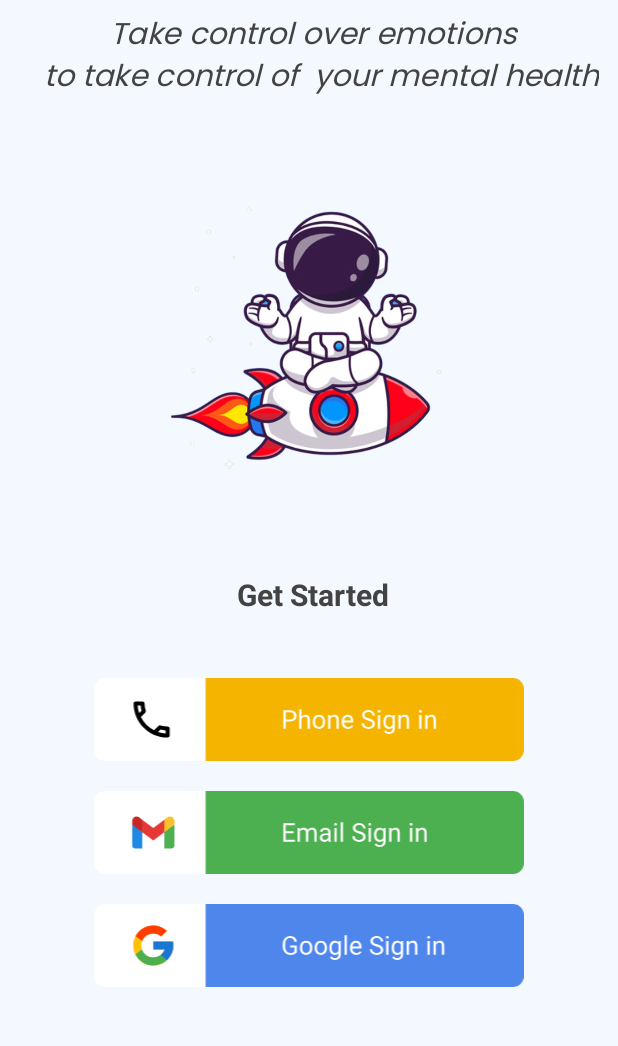
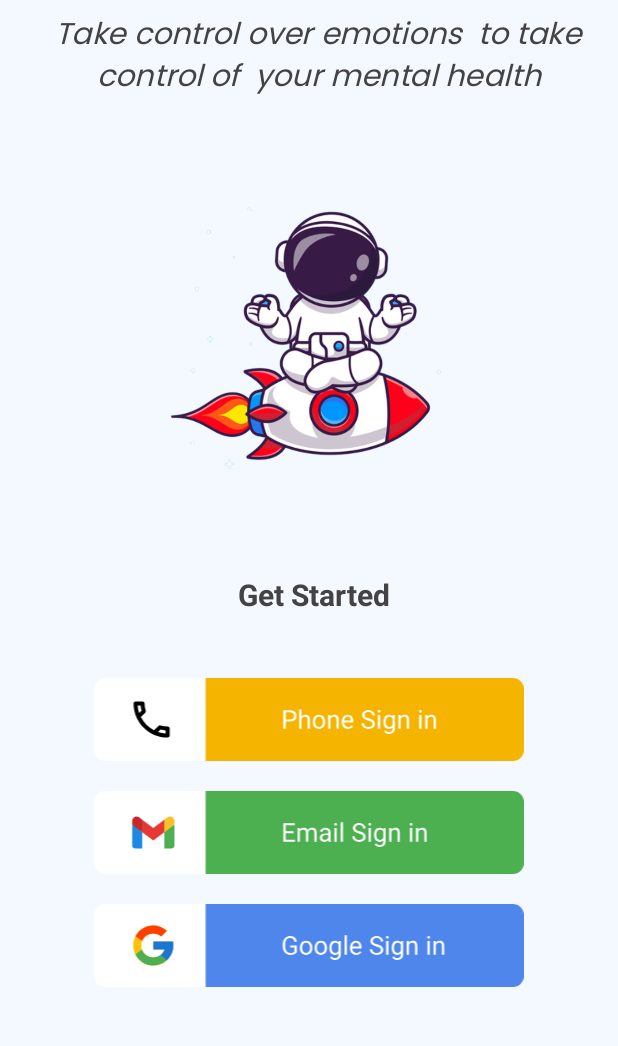
Before and after one commit to RahulSoni0/ElectroHack-Clarity, an Android app: the screen it shows after launch (AuthActivity), on a phone screen of 412 x 824 dp, the part 135-1181 px from its top. Run offline under Robolectric (Android 15) with nearby library versions, the phone set to English and light mode, and no system bars; our stand-ins replace Firebase (no records; nobody signed in at launch, a user with empty details on screens opened directly); libraries missing offline, so code that uses them is left out: com.firebase.ui.

Commit message:
Auth implementations boilerplate code removed v1.0.1

```diff
--- a/app/src/main/res/layout/activity_auth.xml
+++ b/app/src/main/res/layout/activity_auth.xml
@@ -32,9 +32,9 @@
         android:layout_marginTop="8dp"
         android:fontFamily="@font/poppins"
         android:gravity="center"
-        android:text="Take control over emotions \n to take control of  your mental health"
+        android:text="Take control over emotions  to take control of  your mental health"
         android:textColor="#434343"
-        android:textSize="20dp"
+        android:textSize="20sp"
         android:textStyle="italic"
         app:layout_constraintEnd_toEndOf="@+id/tvResisterTitle"
         app:layout_constraintHorizontal_bias="0.482"
--- a/app/src/main/res/layout/activity_main.xml
+++ b/app/src/main/res/layout/activity_main.xml
@@ -71,7 +71,7 @@
         android:layout_alignParentBottom="true"
         android:layout_gravity="bottom"
         android:background="#fff"
-        android:backgroundTint="#3a67ff"
+        android:backgroundTint="@color/blue"
         android:fadingEdge="horizontal"
         app:cnb_menuResource="@menu/bottom_menu"
         app:cnb_unselectedColor="@android:color/white" />
--- a/app/src/main/res/layout/activity_splash.xml
+++ b/app/src/main/res/layout/activity_splash.xml
@@ -22,7 +22,7 @@
         android:fontFamily="@font/poppins"
         android:text="Clarity"
         android:textColor="@color/white"
-        android:textSize="32sp"
+        android:textSize="46sp"
         android:textStyle="bold" />
 
     <TextView
@@ -32,6 +32,7 @@
         android:fontFamily="@font/poppins"
         android:gravity="center"
         android:padding="4dp"
+        android:textSize="16dp"
         android:text="To be healthy as a whole, \n Mental wellness plays a role "
         android:textColor="@color/white"
         android:textStyle="italic" />
--- a/app/src/main/res/values-night/themes.xml
+++ b/app/src/main/res/values-night/themes.xml
@@ -2,7 +2,7 @@
     <!-- Base application theme. -->
     <style name="Theme.Clarity" parent="Theme.MaterialComponents.DayNight.NoActionBar">
         <!-- Primary brand color. -->
-        <item name="colorPrimary">@color/purple_200</item>
+        <item name="colorPrimary">@color/blue</item>
         <item name="colorPrimaryVariant">@color/purple_700</item>
         <item name="colorOnPrimary">@color/black</item>
         <!-- Secondary brand color. -->
--- /dev/null
+++ b/app/src/main/res/values/styles.xml
@@ -0,0 +1,40 @@
+<?xml version="1.0" encoding="utf-8"?>
+<resources>
+
+    <style name="BlueTheme" parent="FirebaseUI">
+        <!-- Required for sign-in flow styling -->
+        <item name="colorPrimary">@color/blue</item>
+        <item name="colorPrimaryVariant">@color/purple_700</item>
+        <item name="colorOnPrimary">@color/white</item>
+        <!-- Secondary brand color. -->
+        <item name="colorSecondary">@color/teal_200</item>
+        <item name="colorSecondaryVariant">@color/teal_700</item>
+        <item name="colorOnSecondary">@color/black</item>
+        <!-- Status bar color. -->
+        <item name="android:statusBarColor">@color/blue</item>
+    </style>
+    <style name="YellowTheme" parent="FirebaseUI">
+        <!-- Required for sign-in flow styling -->
+        <item name="colorPrimary">#F4B400</item>
+        <item name="colorPrimaryVariant">@color/purple_700</item>
+        <item name="colorOnPrimary">@color/white</item>
+        <!-- Secondary brand color. -->
+        <item name="colorSecondary">@color/teal_200</item>
+        <item name="colorSecondaryVariant">@color/teal_700</item>
+        <item name="colorOnSecondary">@color/black</item>
+        <!-- Status bar color. -->
+        <item name="android:statusBarColor">#F4B400</item>
+    </style>
+    <style name="GreenTheme" parent="FirebaseUI">
+        <!-- Required for sign-in flow styling -->
+        <item name="colorPrimary">#4CAF50</item>
+        <item name="colorPrimaryVariant">@color/purple_700</item>
+        <item name="colorOnPrimary">@color/white</item>
+        <!-- Secondary brand color. -->
+        <item name="colorSecondary">@color/teal_200</item>
+        <item name="colorSecondaryVariant">@color/teal_700</item>
+        <item name="colorOnSecondary">@color/black</item>
+        <!-- Status bar color. -->
+        <item name="android:statusBarColor">#4CAF50</item>
+    </style>
+</resources>
--- a/app/src/main/res/values/themes.xml
+++ b/app/src/main/res/values/themes.xml
@@ -2,7 +2,7 @@
     <!-- Base application theme. -->
     <style name="Theme.Clarity" parent="Theme.MaterialComponents.DayNight.NoActionBar">
         <!-- Primary brand color. -->
-        <item name="colorPrimary">@color/purple_500</item>
+        <item name="colorPrimary">@color/blue</item>
         <item name="colorPrimaryVariant">@color/purple_700</item>
         <item name="colorOnPrimary">@color/white</item>
         <!-- Secondary brand color. -->
```
Also changed, not shown: app/src/main/java/com/rahulsoni0/clarity/onboarding/auth/AuthActivity.java (+4 -7 lines), app/src/main/java/com/rahulsoni0/clarity/onboarding/auth/RegisterFragment.java (deleted, +0 -92 lines), app/src/main/java/com/rahulsoni0/clarity/onboarding/auth/SignUpFragment.java (deleted, +0 -29 lines), app/src/main/res/layout/fragment_register.xml (deleted, +0 -122 lines), app/src/main/res/layout/fragment_sign_up.xml (deleted, +0 -12 lines).
